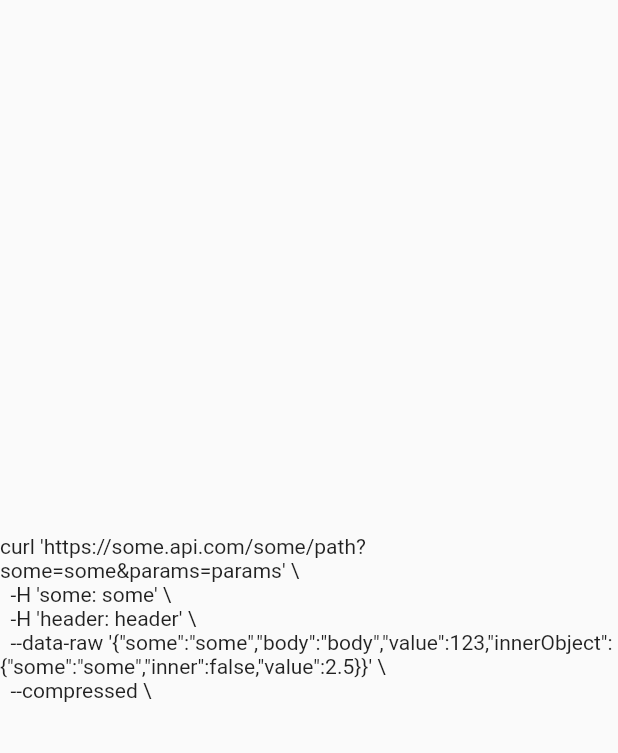
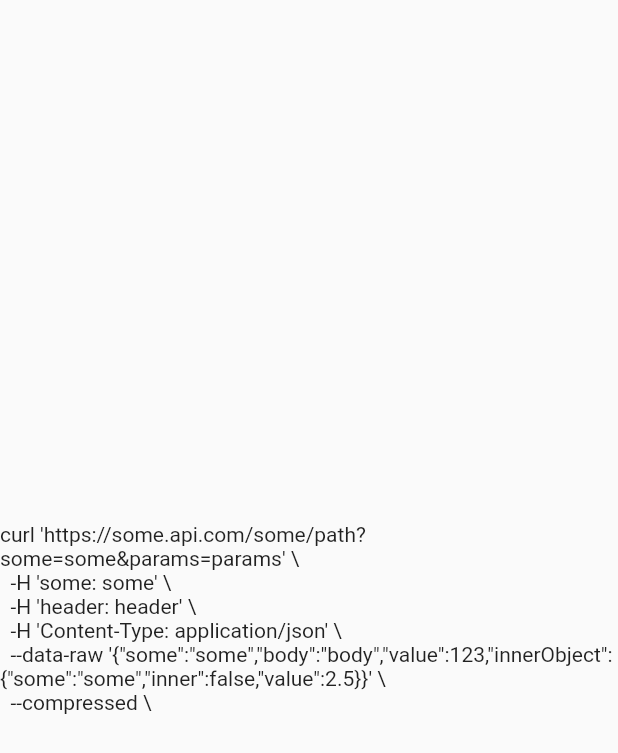
Before and after one commit to betX-labs/curl_generator, a Flutter app: the screen it shows after launch, on a phone screen of 412 x 824 dp. Shown: the top 753 px of the screen. Run offline on Flutter 3.47's test engine with Material 2 defaults, Android fonts, the phone set to English and light mode, and no system bars.

Commit message:
add content type for calls that has body

```diff
--- a/lib/src/curl.dart
+++ b/lib/src/curl.dart
@@ -5,6 +5,8 @@ part of curl_generator;
 /// To get a curl, call [Curl.curlOf]
 class Curl {
   Curl._();
+
+  static String _curl = '';
 
   /// Generate curl base on provided data.
   ///
@@ -39,25 +41,44 @@ class Curl {
     Map<String, dynamic> body = const {},
   }) {
     final isSecure = url.startsWith('https');
-    String curl = 'curl \'$url';
-    if (queryParams.isNotEmpty) {
-      final params =
-          queryParams.entries.map((e) => '${e.key}=${e.value}').join('&');
-      curl = '$curl?$params';
+    _addUrl(url);
+    _addQueryParams(queryParams);
+    _curl = '$_curl\' \\\n';
+    _addHeaders(header);
+    if (body.isNotEmpty) _addBody(body);
+    _curl = '$_curl  --compressed \\';
+    if (!isSecure) {
+      _curl = '$_curl\n';
+      _curl = '$_curl  --insecure';
     }
-    curl = '$curl\' \\\n';
+    print(_curl);
+    return _curl;
+  }
+
+  /// intiialize [_curl] with [url].
+  static void _addUrl(String url) => _curl = 'curl \'$url';
+
+  /// add [queryParams] to [_curl]
+  static void _addQueryParams(Map<String, String> queryParams) {
+    if (queryParams.isEmpty) return;
+    final params =
+        queryParams.entries.map((e) => '${e.key}=${e.value}').join('&');
+    _curl = '$_curl?$params';
+  }
+
+  /// add [header] to [_curl] if exits.
+  static void _addHeaders(Map<String, String> header) {
     final headers = header.entries.toList();
     for (int i = 0; i < headers.length; i++) {
-      curl = '$curl  -H \'${headers[i].key}: ${headers[i].value}\' \\\n';
+      _curl = '$_curl  -H \'${headers[i].key}: ${headers[i].value}\' \\\n';
     }
-    if (body.isNotEmpty) {
-      curl = '$curl  --data-raw \'${json.encode(body)}\' \\\n';
+  }
+
+  /// add [body] to [_curl] if exits.
+  static void _addBody(Map<String, dynamic> body) {
+    if (!_curl.toLowerCase().contains('content-type')) {
+      _curl = '$_curl  -H \'Content-Type: application/json\' \\\n';
     }
-    curl = '$curl  --compressed \\';
-    if (!isSecure) {
-      curl = '$curl\n';
-      curl = '$curl  --insecure';
-    }
-    return curl;
+    _curl = '$_curl  --data-raw \'${json.encode(body)}\' \\\n';
   }
 }
```
Also changed, not shown: 1 other file.
